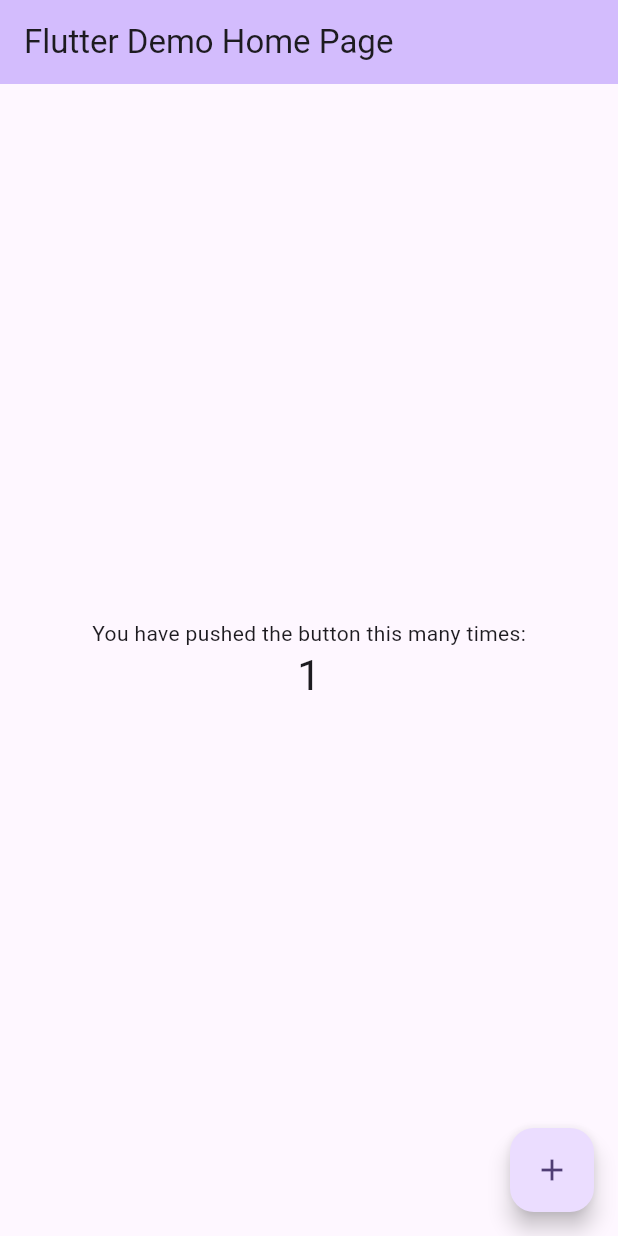
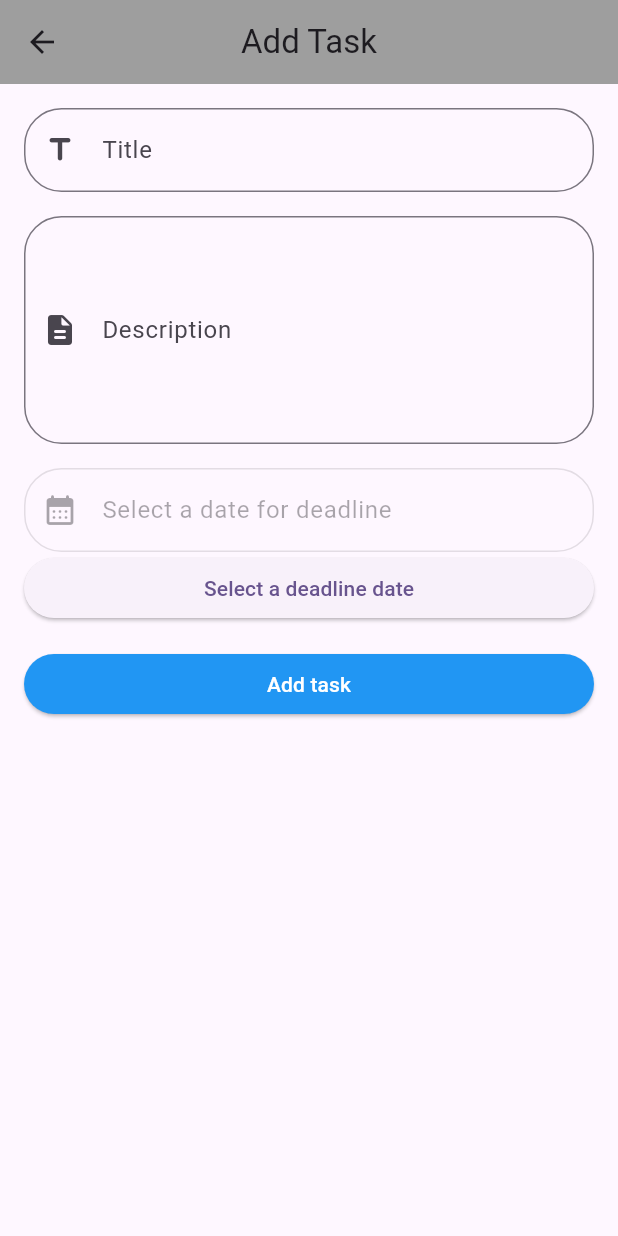
Before and after one commit to prabesh-stha/Task-Management, a Flutter app: the screen it shows after launch, after a tap on the "add" icon, on a phone screen of 412 x 824 dp. Run offline on Flutter 3.47's test engine with Material 3 defaults, Android fonts, the phone set to English and light mode, and no system bars.

Commit message:
Added 'Add task functionality'

```diff
--- a/lib/main.dart
+++ b/lib/main.dart
@@ -1,4 +1,5 @@
 import 'package:flutter/material.dart';
+import 'package:task_management_app/screens/home.dart';
 
 void main() {
   runApp(const MyApp());
@@ -7,119 +8,16 @@ void main() {
 class MyApp extends StatelessWidget {
   const MyApp({super.key});
 
-  // This widget is the root of your application.
+
   @override
   Widget build(BuildContext context) {
     return MaterialApp(
-      title: 'Flutter Demo',
+      title: 'Task Management',
       theme: ThemeData(
-        // This is the theme of your application.
-        //
-        // TRY THIS: Try running your application with "flutter run". You'll see
-        // the application has a purple toolbar. Then, without quitting the app,
-        // try changing the seedColor in the colorScheme below to Colors.green
-        // and then invoke "hot reload" (save your changes or press the "hot
-        // reload" button in a Flutter-supported IDE, or press "r" if you used
-        // the command line to start the app).
-        //
-        // Notice that the counter didn't reset back to zero; the application
-        // state is not lost during the reload. To reset the state, use hot
-        // restart instead.
-        //
-        // This works for code too, not just values: Most code changes can be
-        // tested with just a hot reload.
         colorScheme: ColorScheme.fromSeed(seedColor: Colors.deepPurple),
         useMaterial3: true,
       ),
-      home: const MyHomePage(title: 'Flutter Demo Home Page'),
+      home: const Home(),
     );
   }
 }
-
-class MyHomePage extends StatefulWidget {
-  const MyHomePage({super.key, required this.title});
-
-  // This widget is the home page of your application. It is stateful, meaning
-  // that it has a State object (defined below) that contains fields that affect
-  // how it looks.
-
-  // This class is the configuration for the state. It holds the values (in this
-  // case the title) provided by the parent (in this case the App widget) and
-  // used by the build method of the State. Fields in a Widget subclass are
-  // always marked "final".
-
-  final String title;
-
-  @override
-  State<MyHomePage> createState() => _MyHomePageState();
-}
-
-class _MyHomePageState extends State<MyHomePage> {
-  int _counter = 0;
-
-  void _incrementCounter() {
-    setState(() {
-      // This call to setState tells the Flutter framework that something has
-      // changed in this State, which causes it to rerun the build method below
-      // so that the display can reflect the updated values. If we changed
-      // _counter without calling setState(), then the build method would not be
-      // called again, and so nothing would appear to happen.
-      _counter++;
-    });
-  }
-
-  @override
-  Widget build(BuildContext context) {
-    // This method is rerun every time setState is called, for instance as done
-    // by the _incrementCounter method above.
-    //
-    // The Flutter framework has been optimized to make rerunning build methods
-    // fast, so that you can just rebuild anything that needs updating rather
-    // than having to individually change instances of widgets.
-    return Scaffold(
-      appBar: AppBar(
-        // TRY THIS: Try changing the color here to a specific color (to
-        // Colors.amber, perhaps?) and trigger a hot reload to see the AppBar
-        // change color while the other colors stay the same.
-        backgroundColor: Theme.of(context).colorScheme.inversePrimary,
-        // Here we take the value from the MyHomePage object that was created by
-        // the App.build method, and use it to set our appbar title.
-        title: Text(widget.title),
-      ),
-      body: Center(
-        // Center is a layout widget. It takes a single child and positions it
-        // in the middle of the parent.
-        child: Column(
-          // Column is also a layout widget. It takes a list of children and
-          // arranges them vertically. By default, it sizes itself to fit its
-          // children horizontally, and tries to be as tall as its parent.
-          //
-          // Column has various properties to control how it sizes itself and
-          // how it positions its children. Here we use mainAxisAlignment to
-          // center the children vertically; the main axis here is the vertical
-          // axis because Columns are vertical (the cross axis would be
-          // horizontal).
-          //
-          // TRY THIS: Invoke "debug painting" (choose the "Toggle Debug Paint"
-          // action in the IDE, or press "p" in the console), to see the
-          // wireframe for each widget.
-          mainAxisAlignment: MainAxisAlignment.center,
-          children: <Widget>[
-            const Text(
-              'You have pushed the button this many times:',
-            ),
-            Text(
-              '$_counter',
-              style: Theme.of(context).textTheme.headlineMedium,
-            ),
-          ],
-        ),
-      ),
-      floatingActionButton: FloatingActionButton(
-        onPressed: _incrementCounter,
-        tooltip: 'Increment',
-        child: const Icon(Icons.add),
-      ), // This trailing comma makes auto-formatting nicer for build methods.
-    );
-  }
-}
--- a/lib/models/tasks.dart
+++ b/lib/models/tasks.dart
@@ -0,0 +1,16 @@
+class Tasks {
+  final String id;
+  final String title;
+  final String description;
+  final bool isCompleted;
+  final DateTime createdDate = DateTime.now();
+  final DateTime deadlineDate;
+
+  Tasks({required this.id, required this.title, required this.description, this.isCompleted = false, required this.deadlineDate});
+
+  Tasks copyWith({
+    String? id, String? title, String? description, bool? isCompleted, DateTime? createdDate, DateTime? deadlineDate
+  }){
+    return Tasks(id: id ?? this.id, title: title?? this.title, description: description ?? this.description, isCompleted: isCompleted ?? this.isCompleted, deadlineDate: deadlineDate ?? this.deadlineDate);
+  }
+}
--- a/lib/screens/add_task.dart
+++ b/lib/screens/add_task.dart
@@ -0,0 +1,83 @@
+import 'package:flutter/material.dart';
+import 'package:task_management_app/screens/date_picker.dart';
+
+class AddTask extends StatefulWidget {
+  const AddTask({super.key});
+
+  @override
+  State<AddTask> createState() => _AddTaskState();
+}
+
+class _AddTaskState extends State<AddTask> {
+  DateTime? _selectedDate = null;
+  GlobalKey<FormState> _key = GlobalKey<FormState>();
+  TextEditingController _titleController = TextEditingController();
+  TextEditingController _descController = TextEditingController();
+  @override
+  Widget build(BuildContext context) {
+    return Scaffold(
+      appBar: AppBar(
+        title: const Text("Add Task"),
+        centerTitle: true,
+        backgroundColor: Colors.grey[500],
+      ),
+      body: Container(
+        padding: const EdgeInsets.all(16),
+        child: Form(
+          key: _key,
+          child: Column(
+            crossAxisAlignment: CrossAxisAlignment.stretch,
+            children: [
+              TextFormField(
+                controller: _titleController,
+                decoration: const InputDecoration(
+                  labelText: "Title",
+                  prefixIcon: Icon(Icons.title_rounded),
+                  border: OutlineInputBorder(
+                    borderRadius: BorderRadius.all(Radius.circular(25))
+                  )
+                ),
+              ),
+              const SizedBox(height: 16,),
+
+              TextFormField(
+                controller: _descController,
+                maxLines: 5,
+                decoration: const InputDecoration(
+                  labelText: "Description",
+                  prefixIcon: Icon(Icons.description_rounded),
+                  border: OutlineInputBorder(
+                    borderRadius: BorderRadius.all(Radius.circular(25))
+                  )
+                ),
+
+              ),
+              const SizedBox(height: 16,),
+              TextFormField(
+                enabled: false,
+                decoration: InputDecoration(
+                  labelText: _selectedDate == null ? "Select a date for deadline" : "${_selectedDate!.toLocal()}",
+                  prefixIcon: const Icon(Icons.calendar_month_rounded),
+                  border: const OutlineInputBorder(
+                    borderRadius: BorderRadius.all(Radius.circular(25))
+                  )
+                ),
+              ),
+
+              DatePicker(title: _selectedDate==null ? "Select a deadline date" : "Update the deadline date",onDateSelected: (date){
+                setState(() {
+                  _selectedDate = date;
+                });
+              }),
+              const SizedBox(height: 16,),
+              ElevatedButton(style: ElevatedButton.styleFrom(
+                backgroundColor: Colors.blue,
+                foregroundColor: Colors.white
+              ),
+              onPressed: (){}, child: const Text("Add task"))
+            ],
+          )),
+      )
+    );
+  }
+}
--- /dev/null
+++ b/lib/screens/date_picker.dart
@@ -0,0 +1,39 @@
+import 'package:flutter/material.dart';
+
+class DatePicker extends StatefulWidget {
+  final String title;
+  final Function(DateTime) onDateSelected;
+  const DatePicker({super.key, required this.onDateSelected, required this.title});
+
+  @override
+  State<DatePicker> createState() => _DatePickerState();
+}
+
+class _DatePickerState extends State<DatePicker> {
+  DateTime? _selectedDate;
+
+
+  Future<void> _selectDate(BuildContext context) async{
+    final int year = DateTime.now().year;
+    final int month = DateTime.now().month;
+    final int days = DateTime.now().day + 30;
+    final DateTime? picked = await showDatePicker(context: context, firstDate: DateTime.now(), lastDate: DateTime(year, month, days));
+
+    if (picked != null && picked != _selectedDate) {
+      setState(() {
+        _selectedDate = picked;
+      });
+      widget.onDateSelected(picked);
+    }
+  }
+  @override
+  Widget build(BuildContext context) {
+    return Column(
+      crossAxisAlignment: CrossAxisAlignment.stretch,
+      children: [
+        // Center(child: Text(_selectedDate == null ? "Please select a date" : "${_selectedDate!.toLocal()}")),
+        ElevatedButton(onPressed: () => _selectDate(context), child: Text(widget.title))
+      ],
+    );
+  }
+}
--- /dev/null
+++ b/lib/screens/home.dart
@@ -0,0 +1,31 @@
+import 'package:flutter/material.dart';
+import 'package:task_management_app/screens/add_task.dart';
+
+class Home extends StatefulWidget {
+  const Home({super.key});
+
+  @override
+  State<Home> createState() => _HomeState();
+}
+
+class _HomeState extends State<Home> {
+  @override
+  Widget build(BuildContext context) {
+    return Scaffold(
+      appBar: AppBar(
+        title: const Text("Tasks"),
+        centerTitle: true,
+        actions: [
+          IconButton(onPressed: (){
+            Navigator.push(context, MaterialPageRoute(builder: (context) => AddTask()));
+          }, icon: const Icon(Icons.add))
+        ],
+      ),
+      body: const Column(
+        children: [
+           Text("tasks")
+        ],
+      ),
+    );
+  }
+}
```
